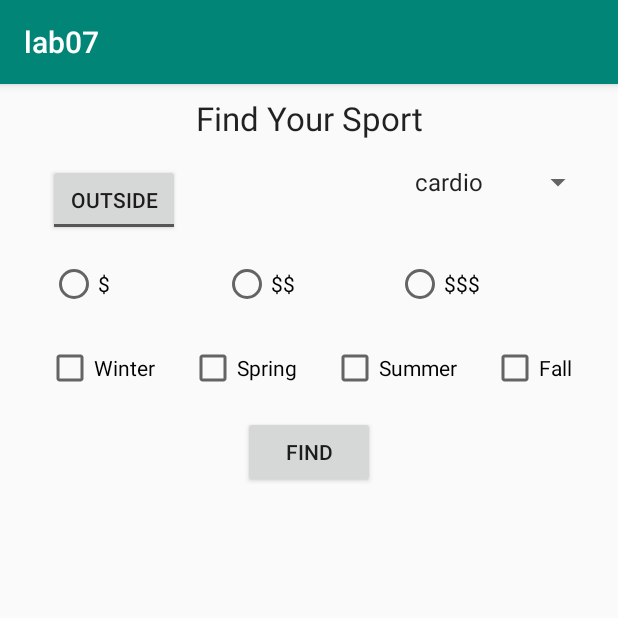
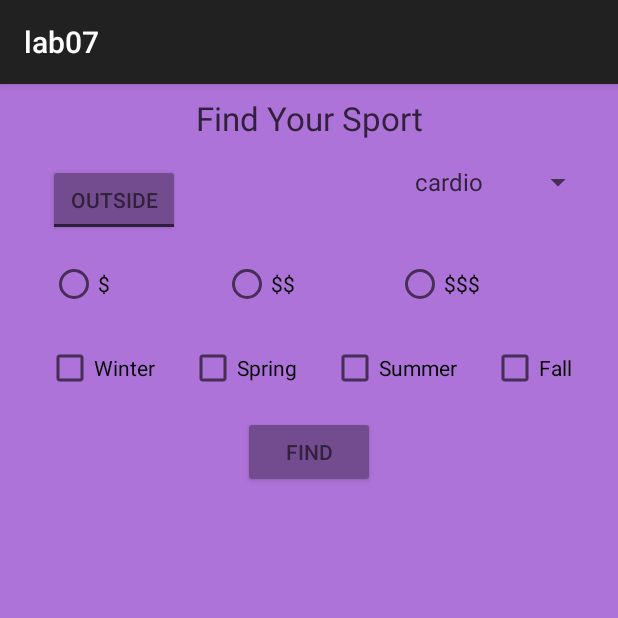
Before and after one commit to Achorn/MobileAppDev_Fall2019_JoshuaAchorn, an Android app: the screen it shows after launch (MainActivity), on a phone screen of 412 x 824 dp, the top half of it. Run offline under Robolectric (Android 15) with nearby library versions, the phone set to English and light mode, and no system bars.

Commit message:
added theme

```diff
--- a/lab07/app/src/main/AndroidManifest.xml
+++ b/lab07/app/src/main/AndroidManifest.xml
@@ -8,7 +8,7 @@
         android:label="@string/app_name"
         android:roundIcon="@mipmap/ic_launcher_round"
         android:supportsRtl="true"
-        android:theme="@style/AppTheme">
+        android:theme="@style/AutumnThemeDark">
         <activity android:name=".MainActivity">
             <intent-filter>
                 <action android:name="android.intent.action.MAIN" />
--- a/lab07/app/src/main/res/values/colors.xml
+++ b/lab07/app/src/main/res/values/colors.xml
@@ -2,5 +2,11 @@
 <resources>
     <color name="colorPrimary">#008577</color>
     <color name="colorPrimaryDark">#00574B</color>
-    <color name="colorAccent">#D81B60</color>
+    <color name="colorAccent">#c56000</color>
+    <color name="background">#ae73d9</color>
+    <color name="primaryColor">#ae73d9</color>
+    <color name="primaryDarkColor">#734c8f</color>
+    <color name="secondaryDarkColor">#31213d</color>
+    <color name="secondaryColor">#6d4c41</color>
+    <color name="secondaryLightColor">#807985</color>
 </resources>
--- a/lab07/app/src/main/res/values/styles.xml
+++ b/lab07/app/src/main/res/values/styles.xml
@@ -8,4 +8,13 @@
         <item name="colorAccent">@color/colorAccent</item>
     </style>
 
+    <style name="AutumnThemeDark" parent="Theme.AppCompat.Light.DarkActionBar" >
+        <item name="android:colorPrimary">@color/primaryColor</item>
+        <item name="android:colorPrimaryDark">@color/primaryDarkColor</item>
+        <item name="android:colorAccent">@color/secondaryLightColor</item>
+        <item name="android:textColorPrimary">@color/secondaryDarkColor</item>
+        <item name="android:textColor">@color/secondaryDarkColor</item>
+        <item name="android:colorBackground">@color/primaryColor</item>
+        <item name="android:colorButtonNormal">@color/primaryDarkColor</item>
+    </style>
 </resources>
```
